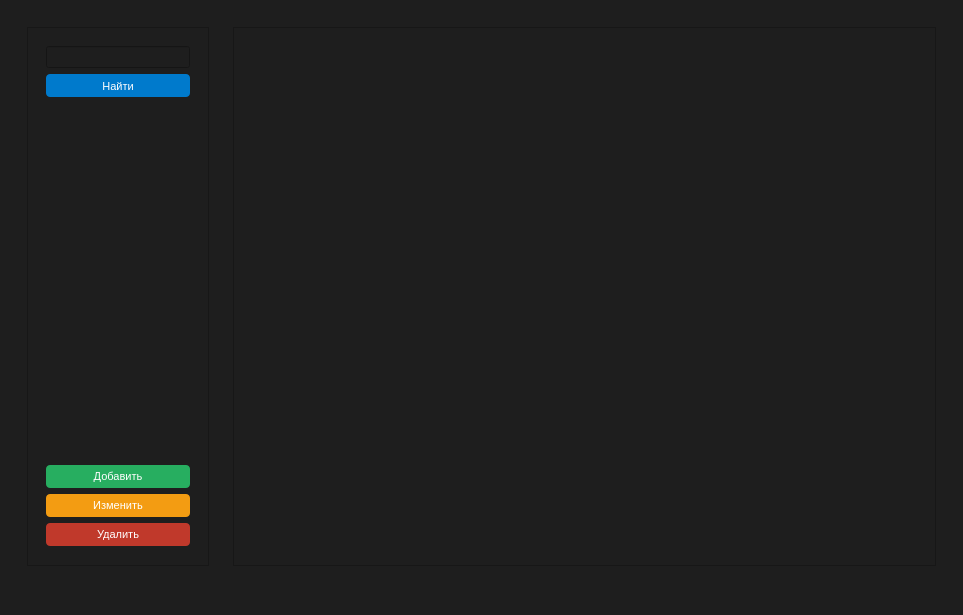
First picture: the form in ui/mainwindow.ui, repository Seymue/Inventory, before the edit.
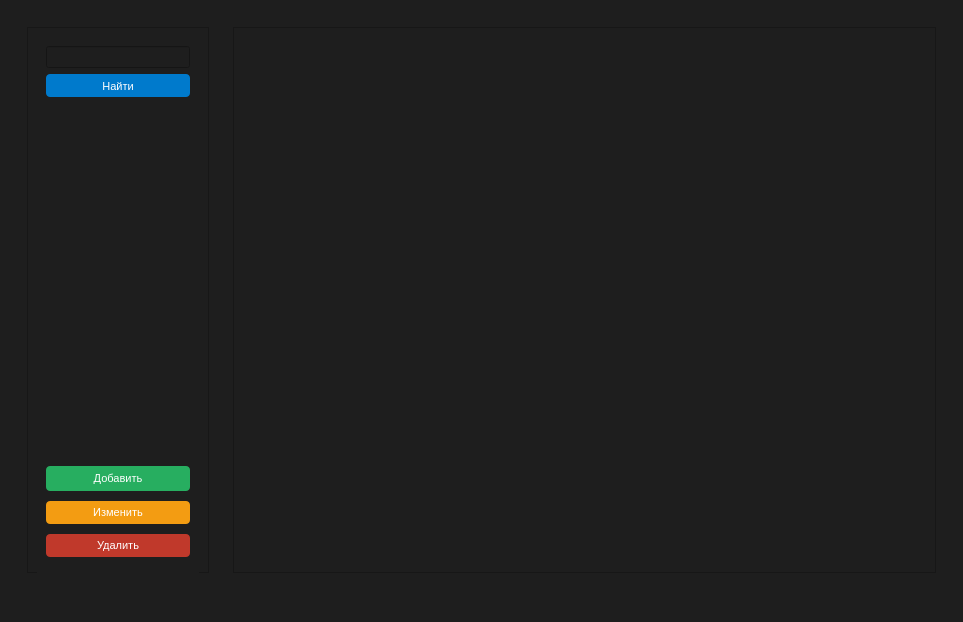
Second picture: the form after the edit.

Diff of the .ui file:
```diff
--- a/ui/mainwindow.ui
+++ b/ui/mainwindow.ui
@@ -95,7 +95,7 @@
                <property name="minimumSize">
                 <size>
                  <width>0</width>
-                 <height>100</height>
+                 <height>120</height>
                 </size>
                </property>
                <property name="maximumSize">
@@ -107,6 +107,12 @@
                <layout class="QVBoxLayout" name="verticalLayout_3">
                 <item>
                  <widget class="QPushButton" name="addButton">
+                  <property name="minimumSize">
+                   <size>
+                    <width>0</width>
+                    <height>25</height>
+                   </size>
+                  </property>
                   <property name="styleSheet">
                    <string notr="true">background-color: #27AE60;
 
```
Left out of the diff: 2 changed lines with no effect on the pictures.
